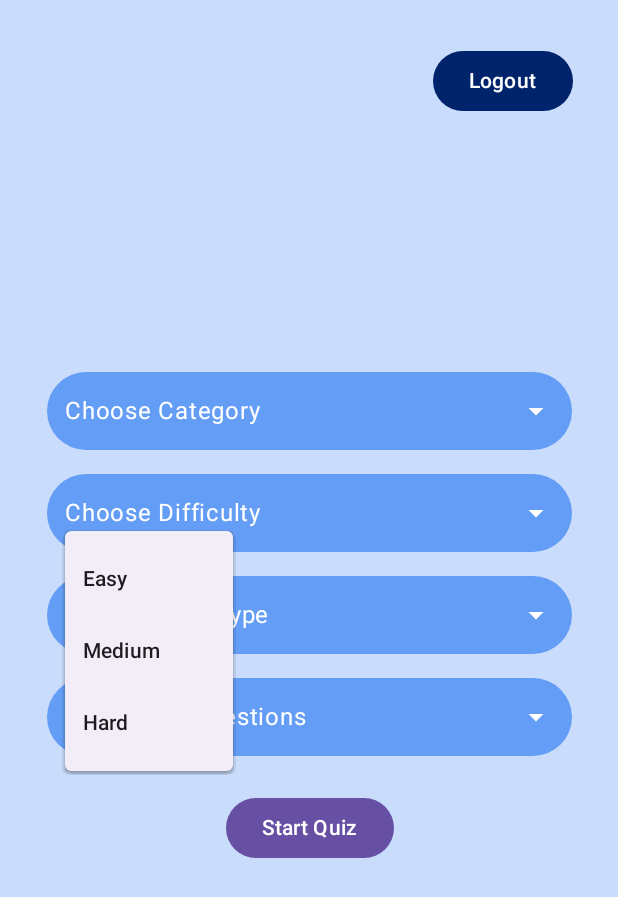
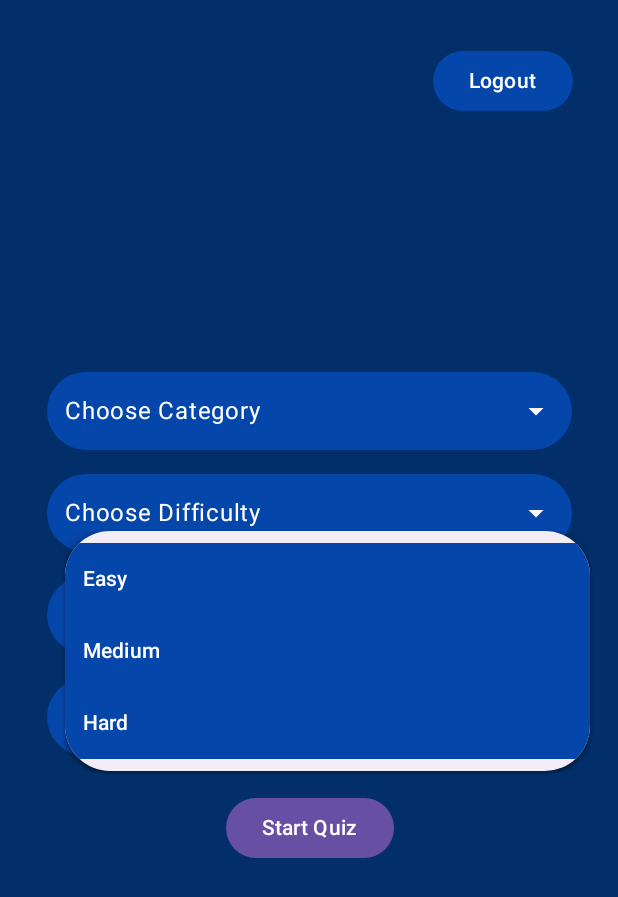
Before and after one commit to muhammadkhasanboev/AppWriteProj, an Android app built with Jetpack Compose: the screen it shows after launch (MainActivity), after a tap on "Choose Difficulty", on a phone screen of 412 x 824 dp. Shown: the top 897 px of the screen. Run offline under Robolectric (Android 15) with nearby library versions, the phone set to English and light mode, and no system bars; 6 statements that could not run were skipped.

Commit message:
color and spinner drowdown list change on MainActivity

```diff
--- a/app/src/main/java/io/appwrite/starterkit/MainActivity.kt
+++ b/app/src/main/java/io/appwrite/starterkit/MainActivity.kt
@@ -88,7 +88,7 @@ fun MainScreen(account: Account, onLogout: () -> Unit) {
     Box(
         modifier = Modifier
             .fillMaxSize()
-            .background(Color(0xFFCADCFC))
+            .background(Color(0xFF022F6A))
     ) {
         Button(
             onClick = {
@@ -105,7 +105,7 @@ fun MainScreen(account: Account, onLogout: () -> Unit) {
                 .align(Alignment.TopEnd)
                 .padding(30.dp),
             colors = ButtonDefaults.buttonColors(
-                containerColor = Color(0xFF00246B),
+                containerColor = Color(0xFF0546AB),
                 contentColor = Color.White
             )
         ) {
@@ -195,10 +195,12 @@ fun CategoryDropdown(
 ) {
     var expanded by remember { mutableStateOf(false) }
 
+    val dropdownWidth = 0.85f
+
     Box(
         modifier = Modifier
-            .fillMaxWidth(0.85f)
-            .background(Color(0xFF649DF5), shape = RoundedCornerShape(30.dp))
+            .fillMaxWidth(dropdownWidth)
+            .background(Color(0xFF0546AB), shape = RoundedCornerShape(30.dp))
             .clickable { expanded = true }
             .padding(horizontal = 12.dp, vertical = 14.dp)
     ) {
@@ -213,15 +215,26 @@ fun CategoryDropdown(
 
         DropdownMenu(
             expanded = expanded,
-            onDismissRequest = { expanded = false }
+            onDismissRequest = { expanded = false },
+            modifier = Modifier
+                .fillMaxWidth(dropdownWidth) // <- Ensures same width as Box
+                , shape = RoundedCornerShape(30.dp)
         ) {
             categories.forEach { category ->
                 DropdownMenuItem(
-                    text = { Text(category.name) },
+                    text = {
+                        Text(
+                            text = category.name,
+                            color = Color.White // <- White text in dropdown
+                        )
+                    },
                     onClick = {
                         onSelected(category)
                         expanded = false
-                    }
+                    },
+                    modifier = Modifier
+                        .background(Color(0xFF0546AB))
+                        .fillMaxWidth()
                 )
             }
         }
```
